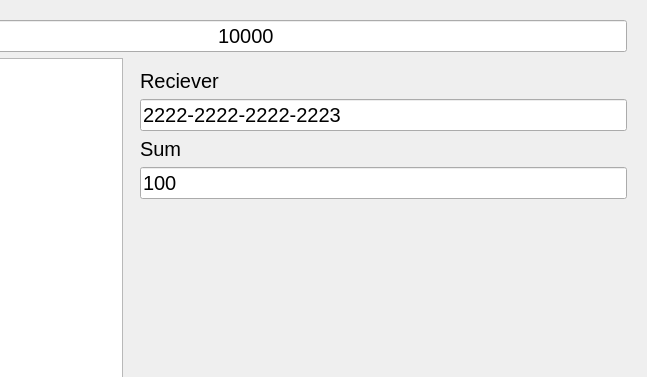
Qt form ATM/view/widget.ui (kirill26031/ATM) before a commit; both pictures show x 153 to 800 and y 0 to 377 of the 800 by 600 pixel window.
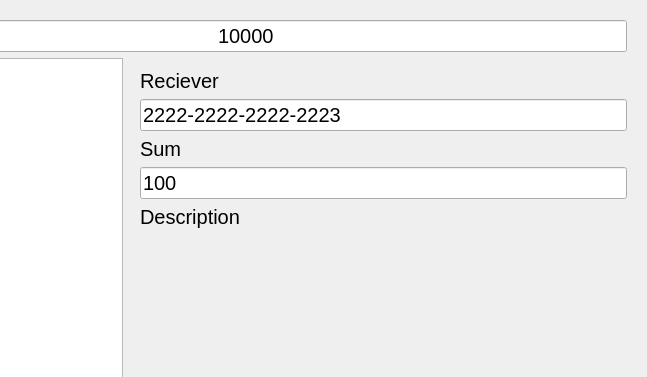
The same form after that commit. The open tabs and pages were chosen to show the change. Custom widgets are drawn as their Qt base class.

Commit message: total amount of auto-transfer, type of transfer add to UI

```diff
--- a/ATM/view/widget.ui
+++ b/ATM/view/widget.ui
@@ -552,6 +552,18 @@
             </layout>
            </widget>
           </item>
+          <item>
+           <widget class="QLabel" name="transaction_description_label">
+            <property name="font">
+             <font>
+              <pointsize>15</pointsize>
+             </font>
+            </property>
+            <property name="text">
+             <string>Description</string>
+            </property>
+           </widget>
+          </item>
           <item>
            <spacer name="spacer_7">
             <property name="orientation">
```
The commit also changes 2 other files.
